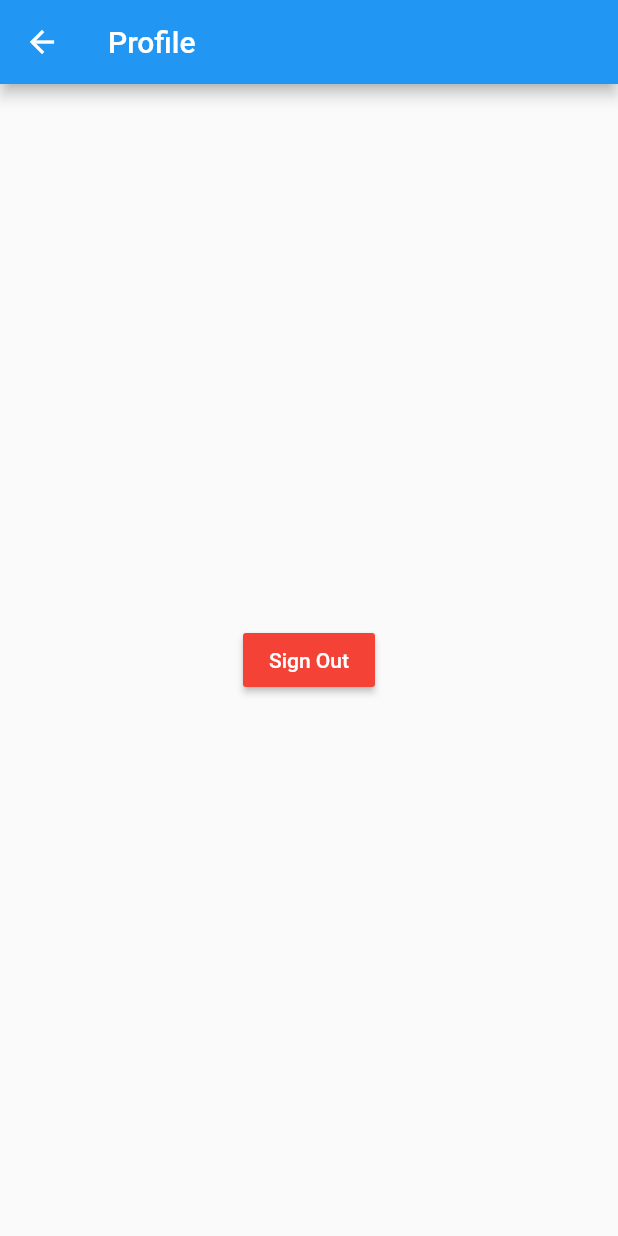
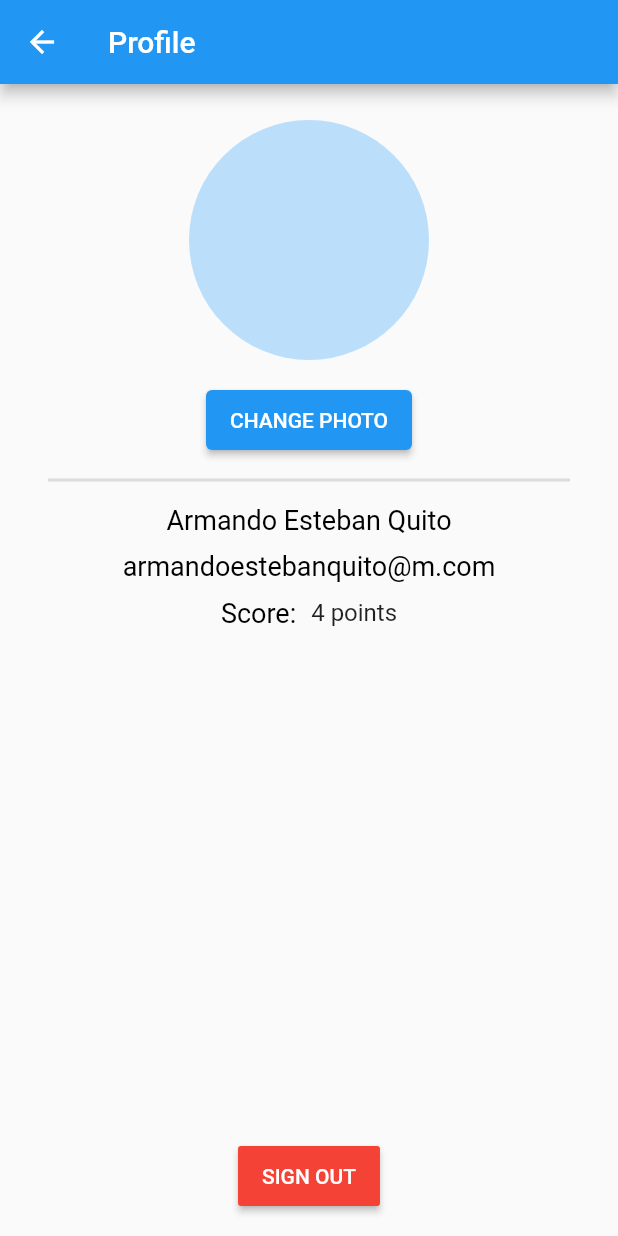
Before and after one commit to casa98/UniFavores-Flutter, a Flutter app: the Profile screen opened by its route, on a phone screen of 412 x 824 dp. Run offline on Flutter 3.47's test engine with Material 2 defaults, Android fonts, the phone set to English and light mode, and no system bars; our stand-ins replace cloud_firestore, email_validator, firebase_auth, firebase_core, flutter_spinkit; accounts and stored records are empty.

Commit message:
Design Profile page

```diff
--- a/lib/screens/drawer/profile.dart
+++ b/lib/screens/drawer/profile.dart
@@ -1,4 +1,5 @@
 import 'package:flutter/material.dart';
+import 'package:auth/shared/constants.dart';
 import 'package:firebase_auth/firebase_auth.dart';
 
 class Profile extends StatelessWidget {
@@ -11,21 +12,93 @@ class Profile extends StatelessWidget {
       appBar: AppBar(
         title: Text(_title),
       ),
-      body: Center(
+      body: Column(
+        children: [
+          SizedBox(height: 24.0),
+          CircleAvatar(
+            maxRadius: 80,
+            backgroundColor: Colors.blue[100],
+            /*
+              backgroundImage: NetworkImage(
+                '',
+              ),
+            */
+          ),
+          SizedBox(height: 16.0),
+          ElevatedButton(
+            onPressed: () {},
+            child: Container(
+              padding: EdgeInsets.fromLTRB(0.0, 12.0, 0.0, 12.0),
+              child: Text(CHANGE_PHOTO),
+            ),
+          ),
+          Divider(
+            height: 32.0,
+            thickness: 2.0,
+            indent: 32.0,
+            endIndent: 32.0,
+          ),
+          Text(
+            'Armando Esteban Quito',
+            style: TextStyle(
+              color: Colors.black,
+              fontSize: 18.0,
+            ),
+          ),
+          SizedBox(height: 10.0),
+          Text(
+            'armandoestebanquito@m.com',
+            style: TextStyle(
+              color: Colors.black,
+              fontSize: 18.0,
+            ),
+          ),
+          SizedBox(height: 10.0),
+          Row(
+            mainAxisAlignment: MainAxisAlignment.center,
+            children: [
+              Text(
+                'Score:',
+                style: TextStyle(
+                  color: Colors.black,
+                  fontSize: 18.0,
+                ),
+              ),
+              SizedBox(width: 10.0),
+              Text(
+                //TODO Take it from DB
+                '4' + ' points',
+                style: TextStyle(fontSize: 16.0),
+              ),
+            ],
+          ),
+          SizedBox(height: 20.0),
+          Expanded(
+            child: Align(
+              alignment: FractionalOffset.bottomCenter,
+              child: Padding(
+                padding: EdgeInsets.only(bottom: 16.0),
                 child: MaterialButton(
                   color: Colors.red,
                   onPressed: () async {
                     FirebaseAuth.instance.signOut();
                     Navigator.pop(context);
                   },
+                  child: Container(
+                    padding: EdgeInsets.fromLTRB(0.0, 12.0, 0.0, 12.0),
                     child: Text(
-            'Sign Out',
+                      SIGN_OUT,
                       style: TextStyle(
                         color: Colors.white,
                       ),
                     ),
                   ),
                 ),
+              ),
+            ),
+          ),
+        ],
+      ),
     );
   }
 }
--- a/lib/services/database.dart
+++ b/lib/services/database.dart
@@ -61,4 +61,10 @@ class DatabaseService {
       });
     });
   }
+
+  Future<bool> canAskForFavors() async {
+    var snapshot = await userCollection.doc(currentUser.uid).get();
+    int userScore = snapshot.data()[SCORE];
+    return userScore >= 2;
+  }
 }
--- a/lib/shared/constants.dart
+++ b/lib/shared/constants.dart
@@ -8,6 +8,8 @@ const String FAVORS = 'favors';
 const String UID = 'uid';
 const String USERNAME = 'username';
 const String SCORE = 'score';
+const String CHANGE_PHOTO = 'CHANGE PHOTO';
+const String SIGN_OUT = 'SIGN OUT';
 
 /* FAVORS INFO */
 const String FAVOR_TITLE = 'favorTitle';
```
Lines whose indentation alone changed are shown as unchanged.
